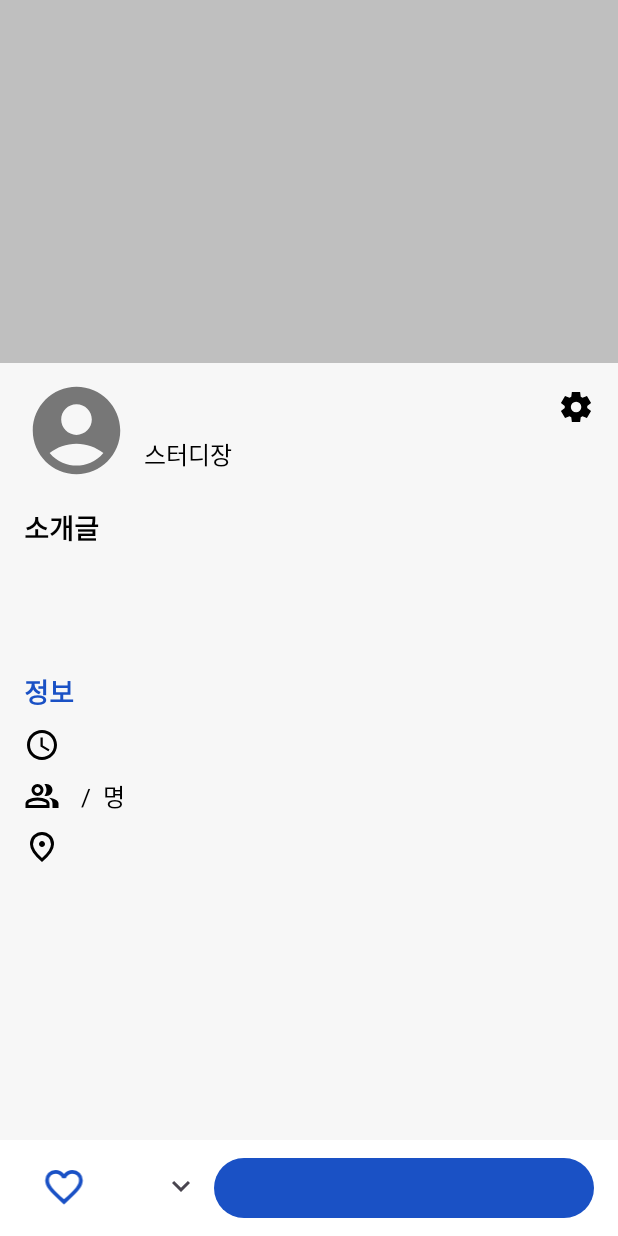
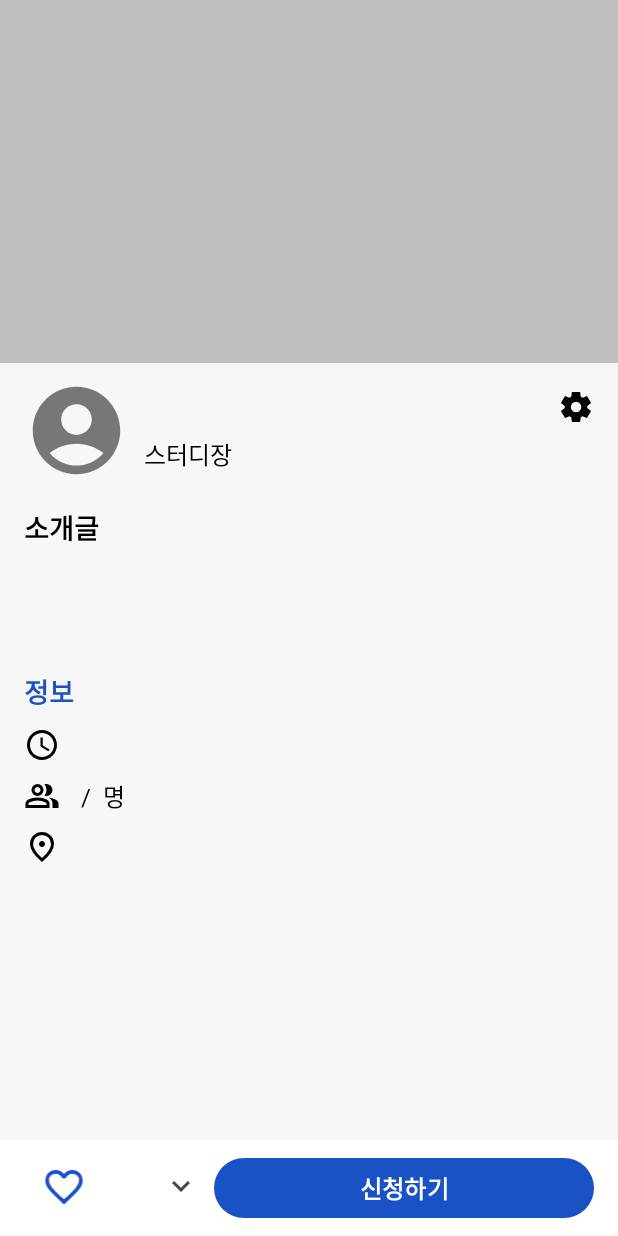
Before and after one commit to APP-Android2/FinalProject-modigm, an Android app: the layout fragment_detail.xml on its own in the app's theme, with its tools: preview values and no code run, on a phone screen of 412 x 824 dp. Run offline under Robolectric (Android 15) with nearby library versions, the light colour scheme and no system bars.

Commit message:
[feat #242] 버튼 text변경

```diff
--- a/app/src/main/res/layout/fragment_detail.xml
+++ b/app/src/main/res/layout/fragment_detail.xml
@@ -331,7 +331,7 @@
                     android:layout_gravity="center_vertical"
                     android:layout_marginVertical="8dp"
                     android:layout_marginLeft="10dp"
-                    android:text=""
+                    android:text="신청하기"
                     android:textColor="@color/white"
                     android:textSize="16dp"
                     android:textStyle="bold" />
```
